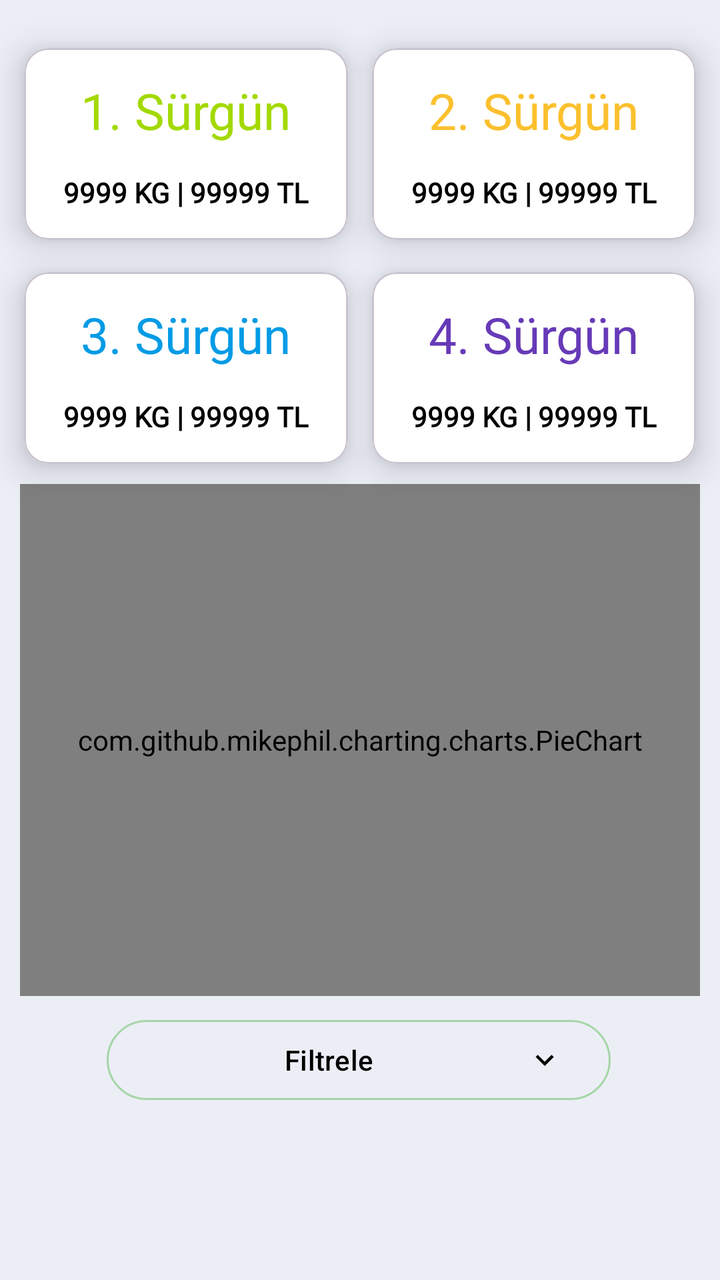
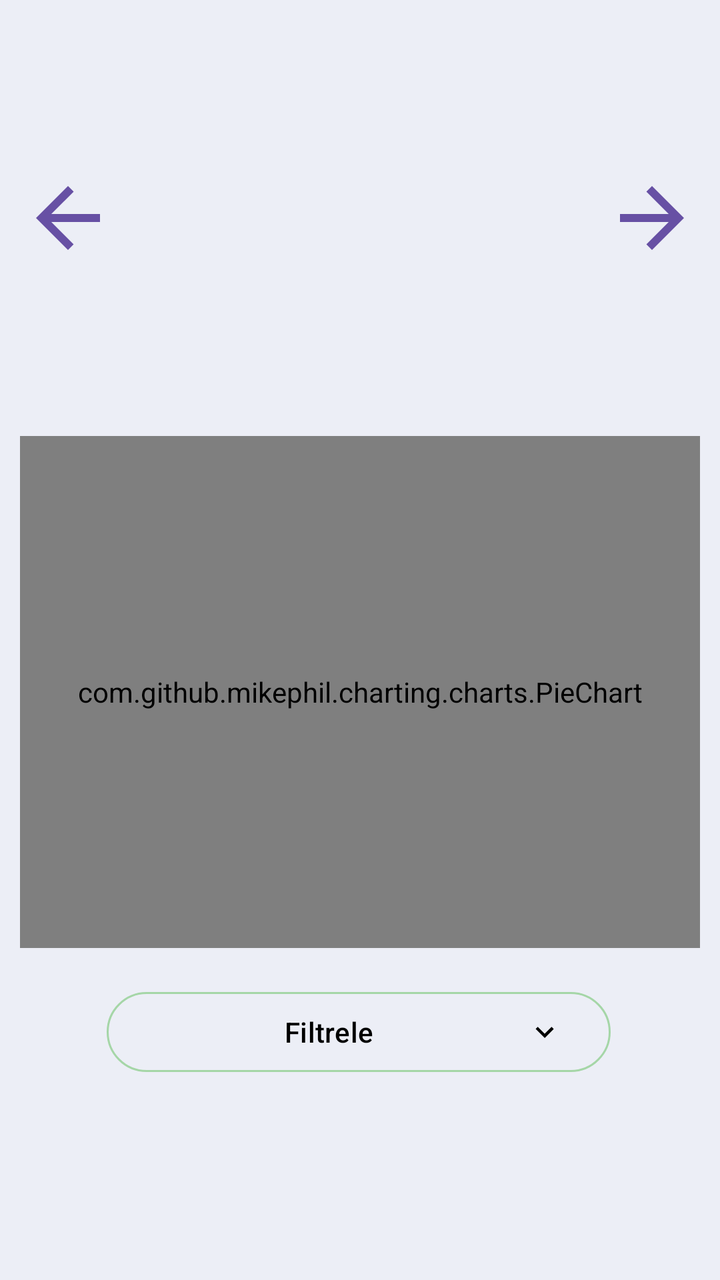

The first picture is an Android layout as it rendered before a commit; the second is the same layout after the commit. The layout source and the unified diff follow.
<!-- AndroidManifest.xml: application theme Theme.DesignExample -->
<!-- res/layout/fragment_birinci.xml -->
<?xml version="1.0" encoding="utf-8"?>
<androidx.constraintlayout.widget.ConstraintLayout xmlns:android="http://schemas.android.com/apk/res/android"
    xmlns:app="http://schemas.android.com/apk/res-auto"
    xmlns:tools="http://schemas.android.com/tools"
    android:layout_width="match_parent"
    android:layout_height="match_parent"
    android:background="#ECEEF6"
    tools:context=".design.birinciFragment">

    <com.github.mikephil.charting.charts.PieChart
        android:id="@+id/pieChart"
        android:layout_width="match_parent"
        android:layout_height="0dp"
        android:layout_margin="10dp"
        app:layout_constraintEnd_toEndOf="parent"
        app:layout_constraintHeight_percent="0.4"
        app:layout_constraintHorizontal_bias="0.498"
        app:layout_constraintStart_toStartOf="parent"
        app:layout_constraintTop_toBottomOf="@+id/cardView8" />

    <Button
        android:id="@+id/YilBottomSheetButon"
        style="@style/Widget.Material3.Button.OutlinedButton.Icon"
        android:layout_width="0dp"
        android:layout_height="wrap_content"
        android:layout_marginTop="8dp"
        android:text="Filtrele"
        android:textColor="@color/black"
        app:icon="@drawable/dropdown_icon"
        app:iconGravity="end"
        app:iconTint="@color/black"
        app:layout_constraintEnd_toEndOf="parent"
        app:layout_constraintHorizontal_bias="0.495"
        app:layout_constraintStart_toStartOf="parent"
        app:layout_constraintTop_toBottomOf="@+id/pieChart"
        app:layout_constraintWidth_percent="0.7"
        app:rippleColor="#E9FFBF"
        app:strokeColor="#A5D6A7" />

    <com.google.android.material.card.MaterialCardView
        android:id="@+id/cardView9"
        android:layout_width="0dp"
        android:layout_height="0dp"
        app:layout_constraintEnd_toEndOf="parent"
        app:layout_constraintHeight_percent="0.15"
        app:layout_constraintHorizontal_bias="0.5"
        app:layout_constraintStart_toEndOf="@+id/cardView7"
        app:layout_constraintTop_toTopOf="@+id/cardView7"
        app:layout_constraintWidth_percent="0.45"
        app:cardElevation="10dp">

        <androidx.constraintlayout.widget.ConstraintLayout
            android:layout_width="match_parent"
            android:layout_height="match_parent"
            android:background="@color/white">
            <TextView
                android:id="@+id/Surgun2"
                android:layout_width="wrap_content"
                android:layout_height="wrap_content"
                android:fontFamily="@font/plus_jakarta_sans"
                android:text="2. Sürgün"
                android:textColor="@color/pieChart2"
                android:textSize="25sp"
                app:layout_constraintBottom_toTopOf="@+id/Surgun2Rapor"
                app:layout_constraintEnd_toEndOf="parent"
                app:layout_constraintStart_toStartOf="parent"
                app:layout_constraintTop_toTopOf="parent"
                app:layout_constraintVertical_bias="0.5" />

            <TextView
                android:id="@+id/Surgun2Rapor"
                android:layout_width="wrap_content"
                android:layout_height="wrap_content"
                android:fontFamily="@font/plus_jakarta_sans"
                android:text="9999 KG | 99999 TL"
                android:textColor="@color/black"
                android:textStyle="bold"
                app:layout_constraintBottom_toBottomOf="parent"
                app:layout_constraintEnd_toEndOf="parent"
                app:layout_constraintStart_toStartOf="parent"
                app:layout_constraintTop_toBottomOf="@+id/Surgun2"
                app:layout_constraintVertical_bias="0.5" />

        </androidx.constraintlayout.widget.ConstraintLayout>

    </com.google.android.material.card.MaterialCardView>

    <com.google.android.material.card.MaterialCardView
        android:id="@+id/cardView7"
        android:layout_width="0dp"
        android:layout_height="0dp"
        android:layout_marginTop="24dp"
        android:background="@color/white"
        app:cardElevation="10dp"
        app:layout_constraintEnd_toStartOf="@+id/cardView9"
        app:layout_constraintHeight_percent="0.15"
        app:layout_constraintHorizontal_bias="0.5"
        app:layout_constraintStart_toStartOf="parent"
        app:layout_constraintTop_toTopOf="parent"
        app:layout_constraintWidth_percent="0.45">

        <androidx.constraintlayout.widget.ConstraintLayout
            android:layout_width="match_parent"
            android:layout_height="match_parent"
            android:background="@color/white">

            <TextView
                android:id="@+id/Surgun1"
                android:layout_width="wrap_content"
                android:layout_height="wrap_content"
                android:fontFamily="@font/plus_jakarta_sans"
                android:text="1. Sürgün"
                android:textColor="@color/pieChart"
                android:textSize="25sp"
                app:layout_constraintBottom_toTopOf="@+id/Surgun1Rapor"
                app:layout_constraintEnd_toEndOf="parent"
                app:layout_constraintStart_toStartOf="parent"
                app:layout_constraintTop_toTopOf="parent"
                app:layout_constraintVertical_bias="0.5" />

            <TextView
                android:id="@+id/Surgun1Rapor"
                android:layout_width="wrap_content"
                android:layout_height="wrap_content"
                android:fontFamily="@font/plus_jakarta_sans"
                android:text="9999 KG | 99999 TL"
                android:textColor="@color/black"
                android:textStyle="bold"
                app:layout_constraintBottom_toBottomOf="parent"
                app:layout_constraintEnd_toEndOf="parent"
                app:layout_constraintStart_toStartOf="parent"
                app:layout_constraintTop_toBottomOf="@+id/Surgun1"
                app:layout_constraintVertical_bias="0.5" />
        </androidx.constraintlayout.widget.ConstraintLayout>

    </com.google.android.material.card.MaterialCardView>

    <com.google.android.material.card.MaterialCardView
        android:id="@+id/cardView10"
        android:layout_width="0dp"
        android:layout_height="0dp"
        app:layout_constraintEnd_toEndOf="parent"
        app:layout_constraintHeight_percent="0.15"
        app:layout_constraintHorizontal_bias="0.5"
        app:layout_constraintStart_toEndOf="@+id/cardView8"
        app:layout_constraintTop_toTopOf="@+id/cardView8"
        app:layout_constraintWidth_percent="0.45"
        app:cardElevation="10dp">

        <androidx.constraintlayout.widget.ConstraintLayout
            android:layout_width="match_parent"
            android:layout_height="match_parent"
            android:background="@color/white">
            <TextView
                android:id="@+id/Surgun4"
                android:layout_width="wrap_content"
                android:layout_height="wrap_content"
                android:fontFamily="@font/plus_jakarta_sans"
                android:text="4. Sürgün"
                android:textColor="@color/pieChart4"
                android:textSize="25sp"
                app:layout_constraintBottom_toTopOf="@+id/Surgun4Rapor"
                app:layout_constraintEnd_toEndOf="parent"
                app:layout_constraintStart_toStartOf="parent"
                app:layout_constraintTop_toTopOf="parent"
                app:layout_constraintVertical_bias="0.5" />

            <TextView
                android:id="@+id/Surgun4Rapor"
                android:layout_width="wrap_content"
                android:layout_height="wrap_content"
                android:fontFamily="@font/plus_jakarta_sans"
                android:text="9999 KG | 99999 TL"
                android:textColor="@color/black"
                android:textStyle="bold"
                app:layout_constraintBottom_toBottomOf="parent"
                app:layout_constraintEnd_toEndOf="parent"
                app:layout_constraintStart_toStartOf="parent"
                app:layout_constraintTop_toBottomOf="@+id/Surgun4"
                app:layout_constraintVertical_bias="0.5" />

        </androidx.constraintlayout.widget.ConstraintLayout>

    </com.google.android.material.card.MaterialCardView>

    <com.google.android.material.card.MaterialCardView
        android:id="@+id/cardView8"
        android:layout_width="0dp"
        android:layout_height="0dp"
        android:layout_marginTop="16dp"
        app:layout_constraintEnd_toStartOf="@+id/cardView10"
        app:layout_constraintHeight_percent="0.15"
        app:layout_constraintHorizontal_bias="0.5"
        app:layout_constraintStart_toStartOf="parent"
        app:layout_constraintTop_toBottomOf="@+id/cardView7"
        app:layout_constraintWidth_percent="0.45"
        app:cardElevation="10dp">

        <androidx.constraintlayout.widget.ConstraintLayout
            android:layout_width="match_parent"
            android:layout_height="match_parent"
            android:background="@color/white">
            <TextView
                android:id="@+id/Surgun3"
                android:layout_width="wrap_content"
                android:layout_height="wrap_content"
                android:fontFamily="@font/plus_jakarta_sans"
                android:text="3. Sürgün"
                android:textColor="@color/pieChart3"
                android:textSize="25sp"
                app:layout_constraintBottom_toTopOf="@+id/Surgun3Rapor"
                app:layout_constraintEnd_toEndOf="parent"
                app:layout_constraintStart_toStartOf="parent"
                app:layout_constraintTop_toTopOf="parent"
                app:layout_constraintVertical_bias="0.5" />

            <TextView
                android:id="@+id/Surgun3Rapor"
                android:layout_width="wrap_content"
                android:layout_height="wrap_content"
                android:fontFamily="@font/plus_jakarta_sans"
                android:text="9999 KG | 99999 TL"
                android:textColor="@color/black"
                android:textStyle="bold"
                app:layout_constraintBottom_toBottomOf="parent"
                app:layout_constraintEnd_toEndOf="parent"
                app:layout_constraintStart_toStartOf="parent"
                app:layout_constraintTop_toBottomOf="@+id/Surgun3"
                app:layout_constraintVertical_bias="0.5" />

        </androidx.constraintlayout.widget.ConstraintLayout>

    </com.google.android.material.card.MaterialCardView>

</androidx.constraintlayout.widget.ConstraintLayout>
<!-- resources referenced by this layout -->
<resources>
  <color name="black">#FF000000</color>
  <color name="pieChart">#A3D900</color>
  <color name="pieChart2">#FBC02D</color>
  <color name="pieChart3">#029BE5</color>
  <color name="pieChart4">#673AB7</color>
  <color name="white">#FFFFFFFF</color>
  <!-- drawable dropdown_icon (drawable) -->
  <vector xmlns:android="http://schemas.android.com/apk/res/android" android:height="24dp" android:tint="#9DC778" android:viewportHeight="24" android:viewportWidth="24" android:width="24dp">
        
      <path android:fillColor="@android:color/white" android:pathData="M7.41,8.59L12,13.17l4.59,-4.58L18,10l-6,6 -6,-6 1.41,-1.41z"/>
      
  </vector>
  <style name="Theme.DesignExample" parent="Base.Theme.DesignExample" />
  <style name="Base.Theme.DesignExample" parent="Theme.Material3.DayNight.NoActionBar">
          
          
          <item name="android:statusBarColor">@color/black</item>
      </style>
</resources>

<!-- the commit's change to res/layout/fragment_birinci.xml (unified diff, before → after) -->
@@ -12,11 +12,13 @@
         android:layout_width="match_parent"
         android:layout_height="0dp"
         android:layout_margin="10dp"
+        android:layout_marginBottom="6dp"
+        app:layout_constraintBottom_toTopOf="@+id/YilBottomSheetButon"
         app:layout_constraintEnd_toEndOf="parent"
         app:layout_constraintHeight_percent="0.4"
         app:layout_constraintHorizontal_bias="0.498"
         app:layout_constraintStart_toStartOf="parent"
-        app:layout_constraintTop_toBottomOf="@+id/cardView8" />
+        app:layout_constraintTop_toBottomOf="@+id/RaporRecyclerView" />
 
     <Button
         android:id="@+id/YilBottomSheetButon"
@@ -24,11 +26,13 @@
         android:layout_width="0dp"
         android:layout_height="wrap_content"
         android:layout_marginTop="8dp"
+        android:layout_marginBottom="100dp"
         android:text="Filtrele"
         android:textColor="@color/black"
         app:icon="@drawable/dropdown_icon"
         app:iconGravity="end"
         app:iconTint="@color/black"
+        app:layout_constraintBottom_toBottomOf="parent"
         app:layout_constraintEnd_toEndOf="parent"
         app:layout_constraintHorizontal_bias="0.495"
         app:layout_constraintStart_toStartOf="parent"
@@ -37,199 +41,37 @@
         app:rippleColor="#E9FFBF"
         app:strokeColor="#A5D6A7" />
 
-    <com.google.android.material.card.MaterialCardView
-        android:id="@+id/cardView9"
+    <Button
+        android:id="@+id/ileriButton"
+        android:layout_width="48dp"
+        android:layout_height="wrap_content"
+        android:background="@drawable/baseline_arrow_forward_24"
+        android:text="@null"
+        app:layout_constraintBottom_toTopOf="@+id/pieChart"
+        app:layout_constraintEnd_toEndOf="@+id/pieChart"
+        app:layout_constraintTop_toTopOf="parent" />
+
+    <Button
+        android:id="@+id/button2"
+        android:layout_width="48dp"
+        android:layout_height="wrap_content"
+        android:background="@drawable/baseline_arrow_back_24"
+        android:text="@null"
+        app:layout_constraintBottom_toTopOf="@+id/pieChart"
+        app:layout_constraintStart_toStartOf="@+id/pieChart"
+        app:layout_constraintTop_toTopOf="parent" />
+
+    <androidx.recyclerview.widget.RecyclerView
+        android:id="@+id/RaporRecyclerView"
         android:layout_width="0dp"
         android:layout_height="0dp"
-        app:layout_constraintEnd_toEndOf="parent"
-        app:layout_constraintHeight_percent="0.15"
-        app:layout_constraintHorizontal_bias="0.5"
-        app:layout_constraintStart_toEndOf="@+id/cardView7"
-        app:layout_constraintTop_toTopOf="@+id/cardView7"
-        app:layout_constraintWidth_percent="0.45"
-        app:cardElevation="10dp">
-
-        <androidx.constraintlayout.widget.ConstraintLayout
-            android:layout_width="match_parent"
-            android:layout_height="match_parent"
-            android:background="@color/white">
-            <TextView
-                android:id="@+id/Surgun2"
-                android:layout_width="wrap_content"
-                android:layout_height="wrap_content"
-                android:fontFamily="@font/plus_jakarta_sans"
-                android:text="2. Sürgün"
-                android:textColor="@color/pieChart2"
-                android:textSize="25sp"
-                app:layout_constraintBottom_toTopOf="@+id/Surgun2Rapor"
-                app:layout_constraintEnd_toEndOf="parent"
-                app:layout_constraintStart_toStartOf="parent"
-                app:layout_constraintTop_toTopOf="parent"
-                app:layout_constraintVertical_bias="0.5" />
-
-            <TextView
-                android:id="@+id/Surgun2Rapor"
-                android:layout_width="wrap_content"
-                android:layout_height="wrap_content"
-                android:fontFamily="@font/plus_jakarta_sans"
-                android:text="9999 KG | 99999 TL"
-                android:textColor="@color/black"
-                android:textStyle="bold"
-                app:layout_constraintBottom_toBottomOf="parent"
-                app:layout_constraintEnd_toEndOf="parent"
-                app:layout_constraintStart_toStartOf="parent"
-                app:layout_constraintTop_toBottomOf="@+id/Surgun2"
-                app:layout_constraintVertical_bias="0.5" />
-
-        </androidx.constraintlayout.widget.ConstraintLayout>
-
-    </com.google.android.material.card.MaterialCardView>
-
-    <com.google.android.material.card.MaterialCardView
-        android:id="@+id/cardView7"
-        android:layout_width="0dp"
-        android:layout_height="0dp"
-        android:layout_marginTop="24dp"
-        android:background="@color/white"
-        app:cardElevation="10dp"
-        app:layout_constraintEnd_toStartOf="@+id/cardView9"
-        app:layout_constraintHeight_percent="0.15"
-        app:layout_constraintHorizontal_bias="0.5"
-        app:layout_constraintStart_toStartOf="parent"
-        app:layout_constraintTop_toTopOf="parent"
-        app:layout_constraintWidth_percent="0.45">
-
-        <androidx.constraintlayout.widget.ConstraintLayout
-            android:layout_width="match_parent"
-            android:layout_height="match_parent"
-            android:background="@color/white">
-
-            <TextView
-                android:id="@+id/Surgun1"
-                android:layout_width="wrap_content"
-                android:layout_height="wrap_content"
-                android:fontFamily="@font/plus_jakarta_sans"
-                android:text="1. Sürgün"
-                android:textColor="@color/pieChart"
-                android:textSize="25sp"
-                app:layout_constraintBottom_toTopOf="@+id/Surgun1Rapor"
-                app:layout_constraintEnd_toEndOf="parent"
-                app:layout_constraintStart_toStartOf="parent"
-                app:layout_constraintTop_toTopOf="parent"
-                app:layout_constraintVertical_bias="0.5" />
-
-            <TextView
-                android:id="@+id/Surgun1Rapor"
-                android:layout_width="wrap_content"
-                android:layout_height="wrap_content"
-                android:fontFamily="@font/plus_jakarta_sans"
-                android:text="9999 KG | 99999 TL"
-                android:textColor="@color/black"
-                android:textStyle="bold"
-                app:layout_constraintBottom_toBottomOf="parent"
-                app:layout_constraintEnd_toEndOf="parent"
-                app:layout_constraintStart_toStartOf="parent"
-                app:layout_constraintTop_toBottomOf="@+id/Surgun1"
-                app:layout_constraintVertical_bias="0.5" />
-        </androidx.constraintlayout.widget.ConstraintLayout>
-
-    </com.google.android.material.card.MaterialCardView>
-
-    <com.google.android.material.card.MaterialCardView
-        android:id="@+id/cardView10"
-        android:layout_width="0dp"
-        android:layout_height="0dp"
-        app:layout_constraintEnd_toEndOf="parent"
-        app:layout_constraintHeight_percent="0.15"
-        app:layout_constraintHorizontal_bias="0.5"
-        app:layout_constraintStart_toEndOf="@+id/cardView8"
-        app:layout_constraintTop_toTopOf="@+id/cardView8"
-        app:layout_constraintWidth_percent="0.45"
-        app:cardElevation="10dp">
-
-        <androidx.constraintlayout.widget.ConstraintLayout
-            android:layout_width="match_parent"
-            android:layout_height="match_parent"
-            android:background="@color/white">
-            <TextView
-                android:id="@+id/Surgun4"
-                android:layout_width="wrap_content"
-                android:layout_height="wrap_content"
-                android:fontFamily="@font/plus_jakarta_sans"
-                android:text="4. Sürgün"
-                android:textColor="@color/pieChart4"
-                android:textSize="25sp"
-                app:layout_constraintBottom_toTopOf="@+id/Surgun4Rapor"
-                app:layout_constraintEnd_toEndOf="parent"
-                app:layout_constraintStart_toStartOf="parent"
-                app:layout_constraintTop_toTopOf="parent"
-                app:layout_constraintVertical_bias="0.5" />
-
-            <TextView
-                android:id="@+id/Surgun4Rapor"
-                android:layout_width="wrap_content"
-                android:layout_height="wrap_content"
-                android:fontFamily="@font/plus_jakarta_sans"
-                android:text="9999 KG | 99999 TL"
-                android:textColor="@color/black"
-                android:textStyle="bold"
-                app:layout_constraintBottom_toBottomOf="parent"
-                app:layout_constraintEnd_toEndOf="parent"
-                app:layout_constraintStart_toStartOf="parent"
-                app:layout_constraintTop_toBottomOf="@+id/Surgun4"
-                app:layout_constraintVertical_bias="0.5" />
-
-        </androidx.constraintlayout.widget.ConstraintLayout>
-
-    </com.google.android.material.card.MaterialCardView>
-
-    <com.google.android.material.card.MaterialCardView
-        android:id="@+id/cardView8"
-        android:layout_width="0dp"
-        android:layout_height="0dp"
-        android:layout_marginTop="16dp"
-        app:layout_constraintEnd_toStartOf="@+id/cardView10"
-        app:layout_constraintHeight_percent="0.15"
-        app:layout_constraintHorizontal_bias="0.5"
-        app:layout_constraintStart_toStartOf="parent"
-        app:layout_constraintTop_toBottomOf="@+id/cardView7"
-        app:layout_constraintWidth_percent="0.45"
-        app:cardElevation="10dp">
-
-        <androidx.constraintlayout.widget.ConstraintLayout
-            android:layout_width="match_parent"
-            android:layout_height="match_parent"
-            android:background="@color/white">
-            <TextView
-                android:id="@+id/Surgun3"
-                android:layout_width="wrap_content"
-                android:layout_height="wrap_content"
-                android:fontFamily="@font/plus_jakarta_sans"
-                android:text="3. Sürgün"
-                android:textColor="@color/pieChart3"
-                android:textSize="25sp"
-                app:layout_constraintBottom_toTopOf="@+id/Surgun3Rapor"
-                app:layout_constraintEnd_toEndOf="parent"
-                app:layout_constraintStart_toStartOf="parent"
-                app:layout_constraintTop_toTopOf="parent"
-                app:layout_constraintVertical_bias="0.5" />
-
-            <TextView
-                android:id="@+id/Surgun3Rapor"
-                android:layout_width="wrap_content"
-                android:layout_height="wrap_content"
-                android:fontFamily="@font/plus_jakarta_sans"
-                android:text="9999 KG | 99999 TL"
-                android:textColor="@color/black"
-                android:textStyle="bold"
-                app:layout_constraintBottom_toBottomOf="parent"
-                app:layout_constraintEnd_toEndOf="parent"
-                app:layout_constraintStart_toStartOf="parent"
-                app:layout_constraintTop_toBottomOf="@+id/Surgun3"
-                app:layout_constraintVertical_bias="0.5" />
-
-        </androidx.constraintlayout.widget.ConstraintLayout>
-
-    </com.google.android.material.card.MaterialCardView>
+        android:layout_marginStart="1dp"
+        android:layout_marginTop="8dp"
+        android:layout_marginEnd="1dp"
+        android:layout_marginBottom="8dp"
+        app:layout_constraintBottom_toTopOf="@+id/pieChart"
+        app:layout_constraintEnd_toStartOf="@+id/ileriButton"
+        app:layout_constraintStart_toEndOf="@+id/button2"
+        app:layout_constraintTop_toTopOf="parent" />
 
 </androidx.constraintlayout.widget.ConstraintLayout>
<!-- resource entries referenced after the edit -->
@@ -1,11 +1,18 @@
 <!-- resources referenced by this layout -->
 <resources>
   <color name="black">#FF000000</color>
-  <color name="pieChart">#A3D900</color>
-  <color name="pieChart2">#FBC02D</color>
-  <color name="pieChart3">#029BE5</color>
-  <color name="pieChart4">#673AB7</color>
-  <color name="white">#FFFFFFFF</color>
+  <!-- drawable baseline_arrow_back_24 (drawable) -->
+  <vector xmlns:android="http://schemas.android.com/apk/res/android" android:autoMirrored="true" android:height="24dp" android:tint="#E9FFBF" android:viewportHeight="24" android:viewportWidth="24" android:width="24dp">
+        
+      <path android:fillColor="@android:color/white" android:pathData="M20,11H7.83l5.59,-5.59L12,4l-8,8 8,8 1.41,-1.41L7.83,13H20v-2z"/>
+      
+  </vector>
+  <!-- drawable baseline_arrow_forward_24 (drawable) -->
+  <vector xmlns:android="http://schemas.android.com/apk/res/android" android:autoMirrored="true" android:height="24dp" android:tint="#E9FFBF" android:viewportHeight="24" android:viewportWidth="24" android:width="24dp">
+        
+      <path android:fillColor="@android:color/white" android:pathData="M12,4l-1.41,1.41L16.17,11H4v2h12.17l-5.58,5.59L12,20l8,-8z"/>
+      
+  </vector>
   <!-- drawable dropdown_icon (drawable) -->
   <vector xmlns:android="http://schemas.android.com/apk/res/android" android:height="24dp" android:tint="#9DC778" android:viewportHeight="24" android:viewportWidth="24" android:width="24dp">
         
